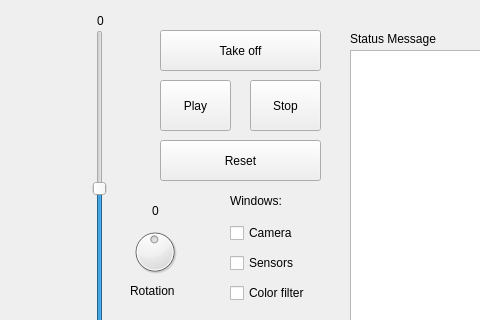
The window that rqt_follow_road/resource/FollowRoad.ui (JdeRobot/drones) describes before a commit, drawn with Qt 5; both pictures show x 310 to 790 and y 0 to 320 of the 913 by 911 pixel window.
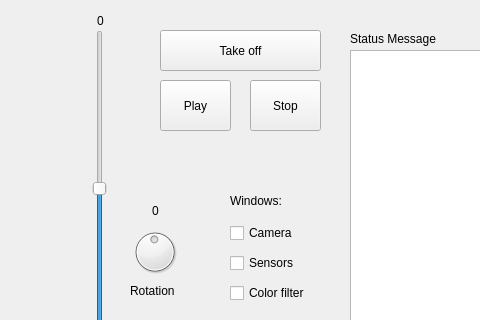
The same window after the commit. Icons and pictures are not drawn.

Commit message: added teleop and sensor widgets

Diff of the .ui file:
```diff
--- a/rqt_follow_road/resource/FollowRoad.ui
+++ b/rqt_follow_road/resource/FollowRoad.ui
@@ -295,19 +295,6 @@
      <set>Qt::AlignCenter</set>
     </property>
    </widget>
-   <widget class="QPushButton" name="resetButton">
-    <property name="geometry">
-     <rect>
-      <x>470</x>
-      <y>140</y>
-      <width>161</width>
-      <height>41</height>
-     </rect>
-    </property>
-    <property name="text">
-     <string>Reset</string>
-    </property>
-   </widget>
    <widget class="QLabel" name="img_logo">
     <property name="geometry">
      <rect>
```
The commit also changes 5 other files.
